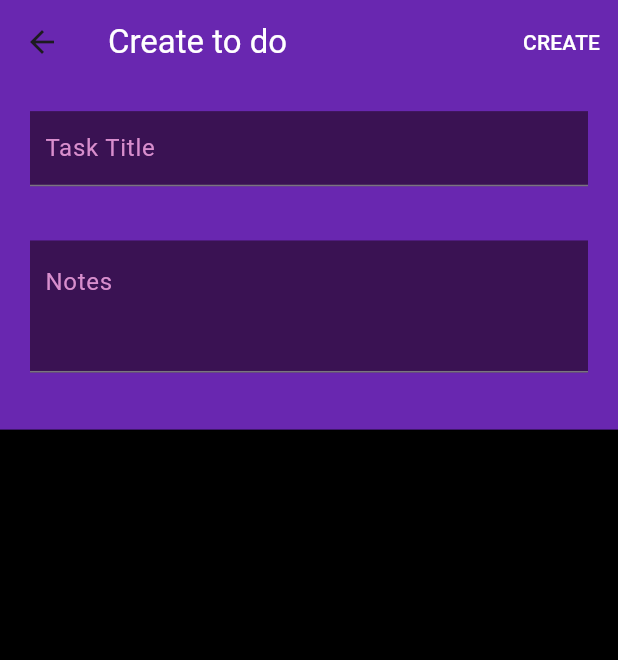
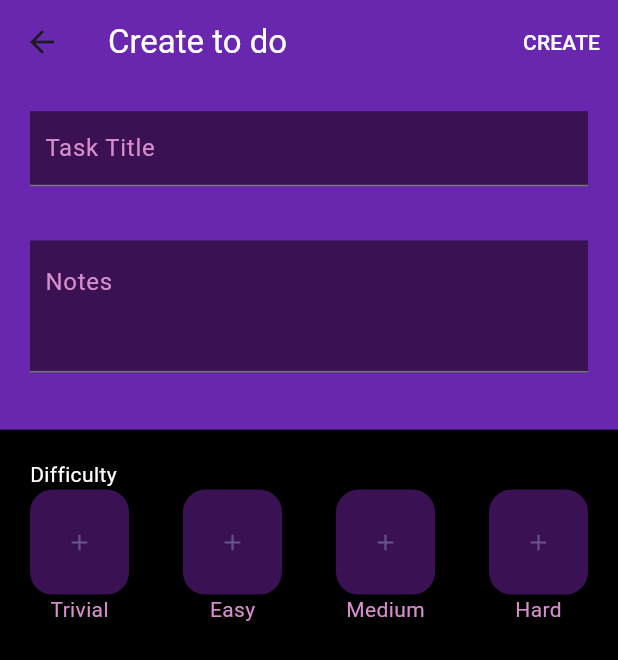
Before and after one commit to Iskander2323/to_do_list, a Flutter app: the FormToDoPage screen opened by its route, on a phone screen of 412 x 824 dp. Shown: the top 660 px of the screen. Run offline on Flutter 3.47's test engine with Material 3 defaults, Android fonts, the phone set to English and light mode, and no system bars; our stand-ins replace bloc, drift, equatable, flutter_bloc, go_router, sqlite3_flutter_libs; missing offline and left inert: sqlite3; accounts and stored records are empty; generated files the repository leaves out were written again.

Commit message:
some fields code

```diff
--- a/lib/components/form_to_do/bloc/form_to_do_event.dart
+++ b/lib/components/form_to_do/bloc/form_to_do_event.dart
@@ -8,8 +8,7 @@ sealed class FormToDoEvent extends Equatable {
 }
 
 final class CreateToDoEvent extends FormToDoEvent {
-  const CreateToDoEvent({required this.taskTitle, required this.description});
+  const CreateToDoEvent({required this.toDoModel});
 
-  final String taskTitle;
-  final String description;
+  final ToDoModel toDoModel;
 }
--- a/lib/components/form_to_do/ui/form_to_do_page.dart
+++ b/lib/components/form_to_do/ui/form_to_do_page.dart
@@ -1,12 +1,39 @@
 import 'package:flutter/material.dart';
 import 'package:flutter_bloc/flutter_bloc.dart';
 import 'package:test_project/components/form_to_do/bloc/form_to_do_bloc.dart';
+import 'package:test_project/components/todo/data/model/check_list_item_model.dart';
+import 'package:test_project/components/todo/data/model/remind_time_model.dart';
+import 'package:test_project/components/todo/data/model/todo_model.dart';
 
 class FormToDoPage extends StatefulWidget {
   const FormToDoPage({super.key});
 
   @override
   State<FormToDoPage> createState() => _FormToDoPageState();
+}
+
+Widget _diffucultyButton(String difficultyTitle) {
+  return Column(
+    children: [
+      ElevatedButton.icon(
+        onPressed: () {},
+        label: Icon(Icons.add),
+        style: ElevatedButton.styleFrom(
+            minimumSize: Size(
+              50,
+              70,
+            ),
+            backgroundColor: Color.fromARGB(255, 58, 18, 83),
+            shape: RoundedRectangleBorder(
+              borderRadius: BorderRadius.circular(15),
+            )),
+      ),
+      Text(
+        difficultyTitle,
+        style: TextStyle(color: Color.fromARGB(255, 216, 142, 205)),
+      )
+    ],
+  );
 }
 
 class _FormToDoPageState extends State<FormToDoPage> {
@@ -28,8 +55,19 @@ class _FormToDoPageState extends State<FormToDoPage> {
               onPressed: () {
                 final title = titleController.text;
                 final description = descriptionController.text;
-                context.read<FormToDoBloc>().add(CreateToDoEvent(
-                    taskTitle: title, description: description));
+                final ToDoModel toDoModel = ToDoModel(
+                    id: 0,
+                    title: title,
+                    description: description,
+                    checkList: <CheckListItemModel>[],
+                    isCompleted: false,
+                    difficulty: Difficulty.easy,
+                    deadline: DateTime.now(),
+                    remindersTimeList: <RemindTimeModel>[],
+                    createdTime: DateTime.now());
+                context
+                    .read<FormToDoBloc>()
+                    .add(CreateToDoEvent(toDoModel: toDoModel));
                 Navigator.pop(context);
               },
               child: Text(
@@ -98,7 +136,30 @@ class _FormToDoPageState extends State<FormToDoPage> {
                     padding: EdgeInsets.all(20),
                     color: Colors.black,
                     child: Column(
-                      children: [],
+                      children: [
+                        Container(
+                          child: Column(
+                            crossAxisAlignment: CrossAxisAlignment.start,
+                            mainAxisAlignment: MainAxisAlignment.spaceEvenly,
+                            children: [
+                              Text(
+                                'Difficulty',
+                                style: TextStyle(color: Colors.white),
+                              ),
+                              Row(
+                                mainAxisAlignment:
+                                    MainAxisAlignment.spaceBetween,
+                                children: [
+                                  _diffucultyButton('Trivial'),
+                                  _diffucultyButton('Easy'),
+                                  _diffucultyButton('Medium'),
+                                  _diffucultyButton('Hard'),
+                                ],
+                              )
+                            ],
+                          ),
+                        )
+                      ],
                     ),
                   )
                 ],
--- a/lib/components/todo/data/model/todo_model.dart
+++ b/lib/components/todo/data/model/todo_model.dart
@@ -7,7 +7,7 @@ import 'package:test_project/local_db/local_db.dart';
 enum Difficulty { trivial, easy, medium, hard }
 
 class ToDoModel extends Equatable {
-  ToDoModel(
+  const ToDoModel(
       {required this.id,
       required this.title,
       required this.description,
--- a/lib/components/todo/ui/view/to_do_list.dart
+++ b/lib/components/todo/ui/view/to_do_list.dart
@@ -34,7 +34,6 @@ class _ToDoListState extends State<ToDoList> {
                 return const Center(child: Text('ERROR'));
               case ToDoStatus.success:
                 if (state.toDoItems.isNotEmpty) {
-                  log('IS NOT EMPTY');
                   final body = Container(
                     width: contrains.maxWidth,
                     height: contrains.maxHeight,
@@ -68,7 +67,6 @@ class _ToDoListState extends State<ToDoList> {
                   );
                   return body;
                 } else {
-                  log('IS EMPTY');
                   return Container(
                       child: Column(
                     children: [
```
Also changed, not shown: lib/components/form_to_do/bloc/form_to_do_bloc.dart (+1 -7 lines).
